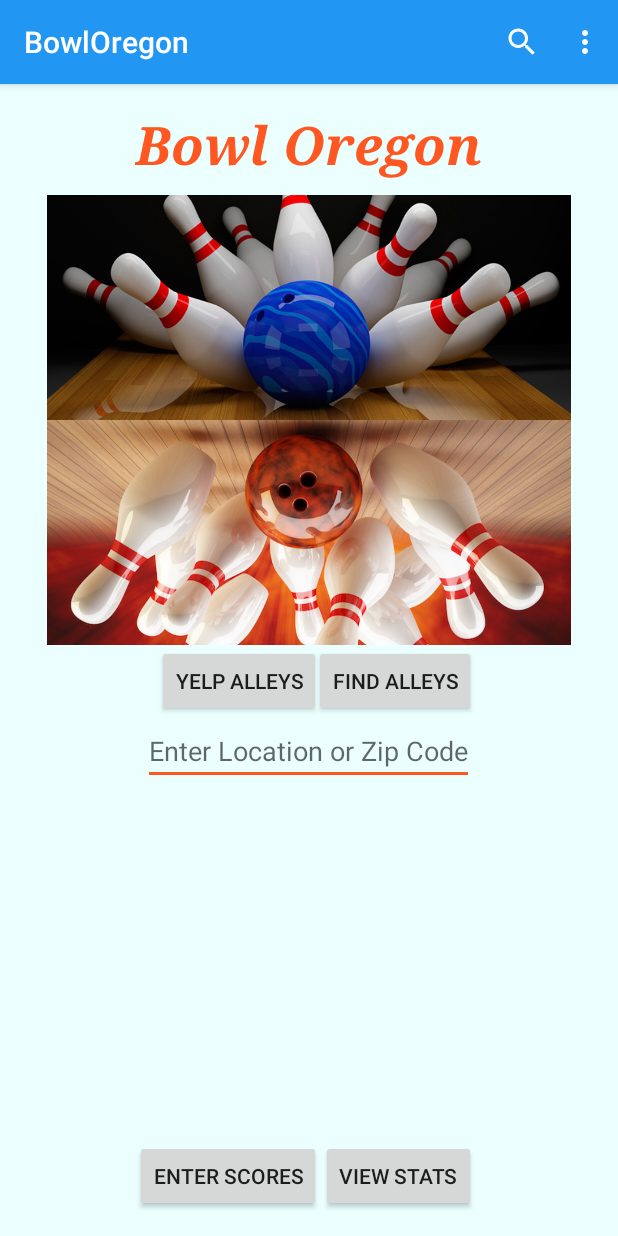
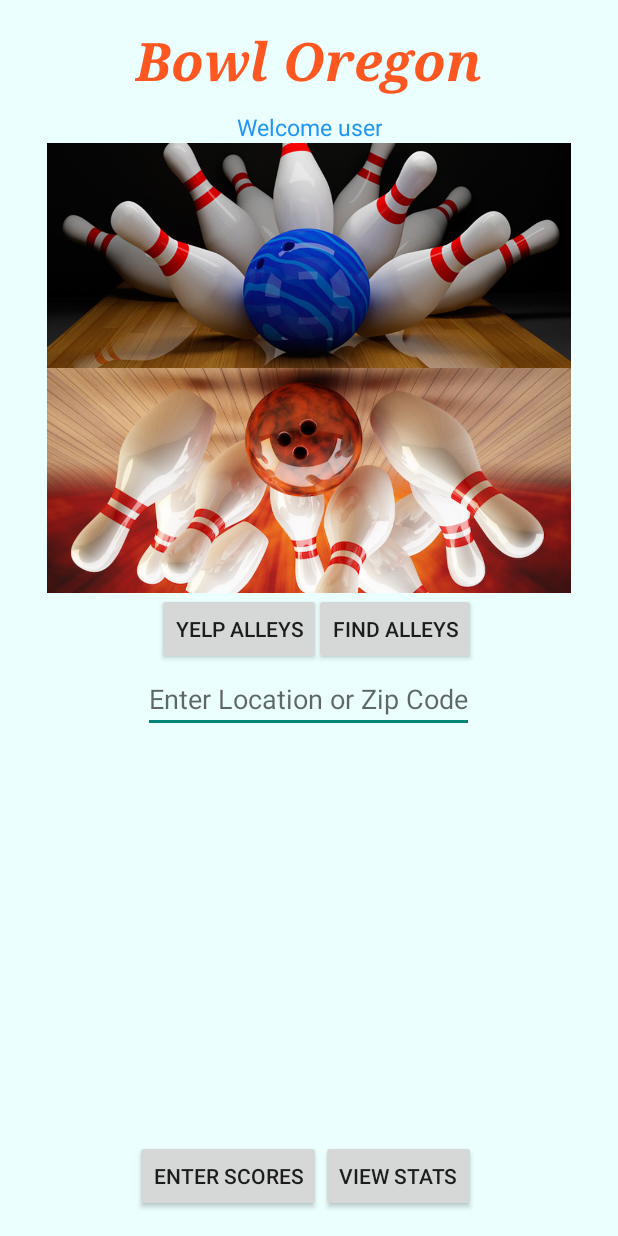
Before and after one commit to darenschaad/Android_Bowl-Oregon, an Android app: the MainActivity screen opened directly, with no data from a screen before it, on a phone screen of 412 x 824 dp. Run offline under Robolectric (Android 15) with nearby library versions, the phone set to English and light mode, and no system bars; our stand-ins replace ButterKnife; libraries missing offline, so code that uses them is left out: com.firebase.client; 3 statements that could not run were skipped.

```diff
--- a/app/src/main/AndroidManifest.xml
+++ b/app/src/main/AndroidManifest.xml
@@ -20,7 +20,8 @@
             android:value="AIzaSyDxoAyQJ55Iz8xs8x1-j4CmiwCisIlPkrY" />
 
         <activity
-            android:name=".ui.MainActivity">
+            android:name=".ui.MainActivity"
+            android:theme="@style/NoActionBarTheme">
             <!--android:theme="@style/NoActionBarTheme">-->
             <intent-filter>
                 <action android:name="android.intent.action.MAIN" />
--- a/app/src/main/java/com/epicodus/bowloregon/Constants.java
+++ b/app/src/main/java/com/epicodus/bowloregon/Constants.java
@@ -8,7 +8,7 @@ import android.os.Build;
 public class Constants {
     public static final String PLACES_KEY = BuildConfig.PLACES_KEY;
 
-    public static final String PLACES_BASE_URL = "https://";
+    public static final String KEY_USER_EMAIL = "email";
 
     public static final String YELP_CONSUMER_KEY = BuildConfig.YELP_CONSUMER_KEY;
     public static final String YELP_CONSUMER_SECRET = BuildConfig.YELP_CONSUMER_SECRET;
--- a/app/src/main/java/com/epicodus/bowloregon/ui/MainActivity.java
+++ b/app/src/main/java/com/epicodus/bowloregon/ui/MainActivity.java
@@ -1,6 +1,8 @@
 package com.epicodus.bowloregon.ui;
 
 import android.content.Intent;
+import android.content.SharedPreferences;
+import android.preference.PreferenceManager;
 import android.support.v7.app.AppCompatActivity;
 import android.os.Bundle;
 import android.view.Menu;
@@ -9,10 +11,15 @@ import android.view.MenuItem;
 import android.view.View;
 import android.widget.Button;
 import android.widget.EditText;
+import android.widget.TextView;
 
 import com.epicodus.bowloregon.Constants;
 import com.epicodus.bowloregon.R;
+import com.epicodus.bowloregon.models.User;
+import com.firebase.client.DataSnapshot;
 import com.firebase.client.Firebase;
+import com.firebase.client.FirebaseError;
+import com.firebase.client.ValueEventListener;
 
 import butterknife.Bind;
 import butterknife.ButterKnife;
@@ -24,9 +31,14 @@ public class MainActivity extends AppCompatActivity implements View.OnClickListe
     @Bind(R.id.buttonAlleys) Button mButtonAlleys;
     @Bind(R.id.buttonYelp) Button mButtonYelp;
     @Bind(R.id.editTextLocation) EditText mLocationEditText;
+    @Bind(R.id.welcomeTextView) TextView mWelcomeTextView;
 //    @Bind(R.id.editTextBowlLocation) EditText mEditTextBowlLocation;
 
+    private ValueEventListener mUserRefListener;
     private Firebase mFirebaseRef;
+    private Firebase mUserRef;
+    private String mUid;
+    private SharedPreferences mSharedPreferences;
 
     @Override
     protected void onCreate(Bundle savedInstanceState) {
@@ -34,11 +46,27 @@ public class MainActivity extends AppCompatActivity implements View.OnClickListe
         setContentView(R.layout.activity_main);
         ButterKnife.bind(this);
 
+        mSharedPreferences = PreferenceManager.getDefaultSharedPreferences(this);
+        mUid = mSharedPreferences.getString(Constants.KEY_UID, null);
+        mUserRef = new Firebase(Constants.FIREBASE_URL_USERS).child(mUid);
         mFirebaseRef = new Firebase(Constants.FIREBASE_URL);
         mButtonScores.setOnClickListener(this);
         mButtonStats.setOnClickListener(this);
         mButtonAlleys.setOnClickListener(this);
         mButtonYelp.setOnClickListener(this);
+
+        mUserRefListener = mUserRef.addValueEventListener(new ValueEventListener() {
+            @Override
+            public void onDataChange(DataSnapshot dataSnapshot) {
+                User user = dataSnapshot.getValue(User.class);
+                mWelcomeTextView.setText("Welcome, " + user.getName());
+            }
+
+            @Override
+            public void onCancelled(FirebaseError firebaseError) {
+
+            }
+        });
     }
 
     @Override
--- a/app/src/main/res/layout/activity_main.xml
+++ b/app/src/main/res/layout/activity_main.xml
@@ -11,13 +11,7 @@
     android:contextClickable="true"
     android:background="@color/colorBackground">
 
-    <ImageView
-        android:layout_width="fill_parent"
-        android:layout_height="150dp"
-        android:id="@+id/imageView"
-        android:background="@color/colorBackground"
-        android:layout_below="@+id/tvTitle"
-        android:src="@drawable/bowlingup"/>
+
 
     <TextView
         android:layout_width="wrap_content"
@@ -32,6 +26,27 @@
         android:textAlignment="center"
         android:textStyle="bold|italic"
         android:layout_marginBottom="10dp"/>
+
+    <TextView
+        android:layout_width="wrap_content"
+        android:layout_height="wrap_content"
+        android:text="Welcome user"
+        android:id="@+id/welcomeTextView"
+        android:textColor="@color/colorPrimary"
+        android:textSize="15sp"
+        android:textAlignment="center"
+        android:layout_below="@+id/tvTitle"
+        android:layout_centerHorizontal="true" />
+
+    <ImageView
+        android:layout_width="fill_parent"
+        android:layout_height="150dp"
+        android:id="@+id/imageView"
+        android:background="@color/colorBackground"
+        android:layout_below="@+id/welcomeTextView"
+        android:src="@drawable/bowlingup"/>
+
+
 
     <Button
         android:layout_width="wrap_content"
```
Also changed, not shown: app/src/main/java/com/epicodus/bowloregon/models/Game.java (+16 -7 lines), app/src/main/java/com/epicodus/bowloregon/ui/LoginActivity.java (+6 -1 lines), app/src/main/java/com/epicodus/bowloregon/ui/ScoresActivity.java (+18 -15 lines), app/src/main/res/layout/activity_scores.xml (+6 -6 lines).
